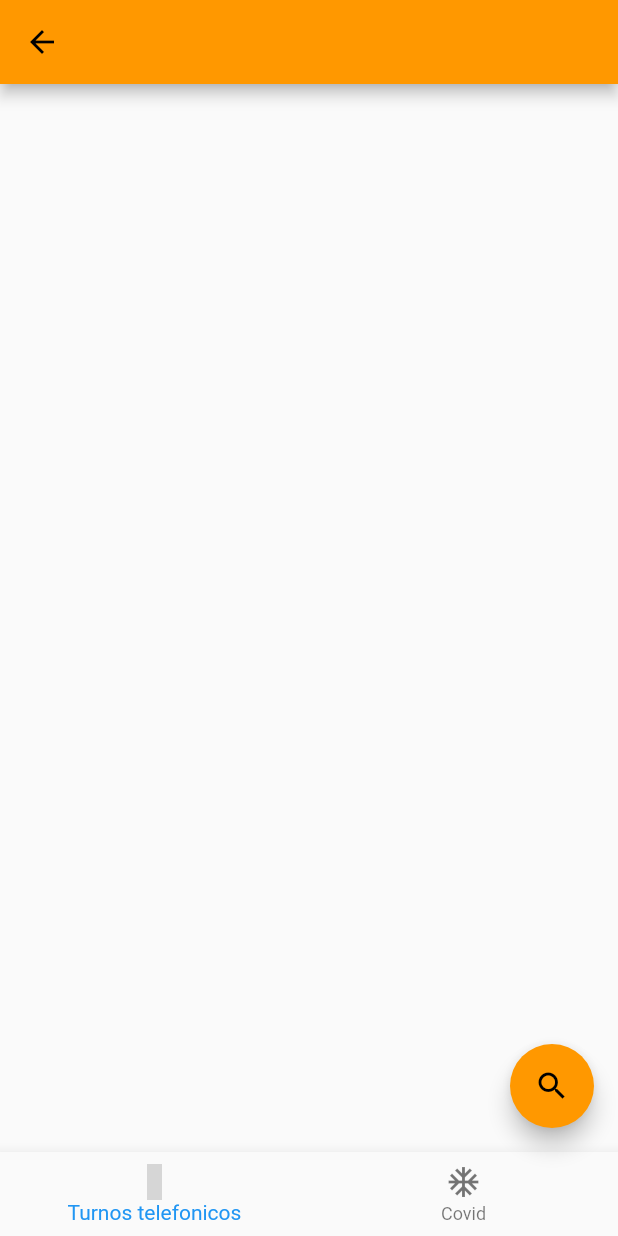
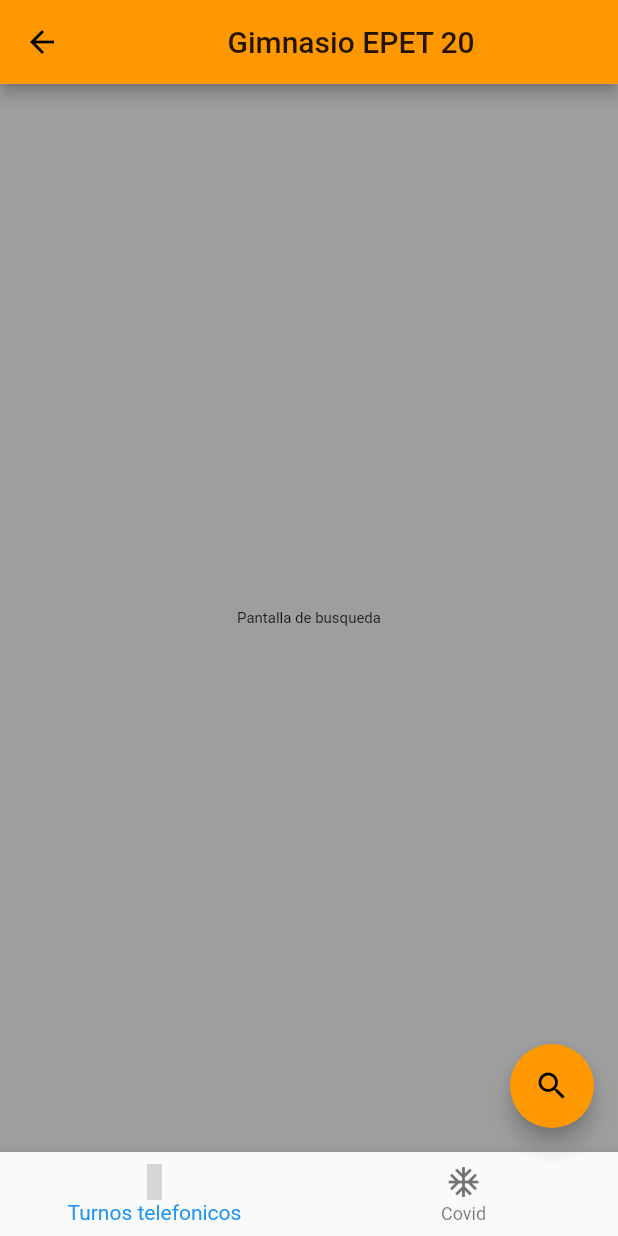
Before and after one commit to joaquinirigoyen/Appmobile, a Flutter app: the Pagina2 screen opened directly, on a phone screen of 412 x 824 dp. Run offline on Flutter 3.47's test engine with Material 2 defaults, Android fonts, the phone set to English and light mode, and no system bars; statements that could not run were skipped; grey boxes are pictures that could not be loaded.

Commit message:
pagina 2 y pagina de login

```diff
--- a/lib/main.dart
+++ b/lib/main.dart
@@ -80,7 +80,20 @@ class Pagina2 extends StatelessWidget {
   @override
   Widget build(BuildContext context) {
     return Scaffold(
-      appBar: AppBar(),
+      appBar: AppBar(
+        title: Center(
+          child: Text("Gimnasio EPET 20"),
+        ),
+      ),
+      body: Container(
+        child: Center(
+          child: Text(
+            "Pantalla de busqueda",
+            style: TextStyle(fontSize: 10),
+          ),
+        ),
+        color: Colors.grey,
+      ),
        // de aca empezemos la segunda pagina asi vemos como seria las opciones a dar
         floatingActionButton: Botonflotante(),
       bottomNavigationBar: NavegacionBoton(),
```
